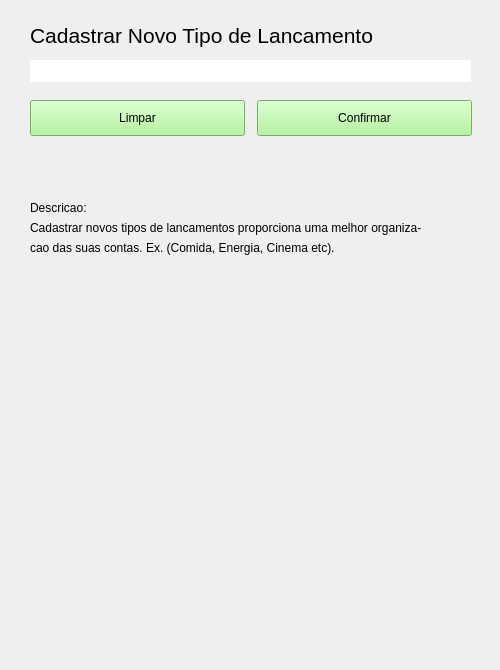
joaovicentesouto/INE5417, file VirtualWallet/src/vision/wnewreleasetype.ui: the form before one commit.
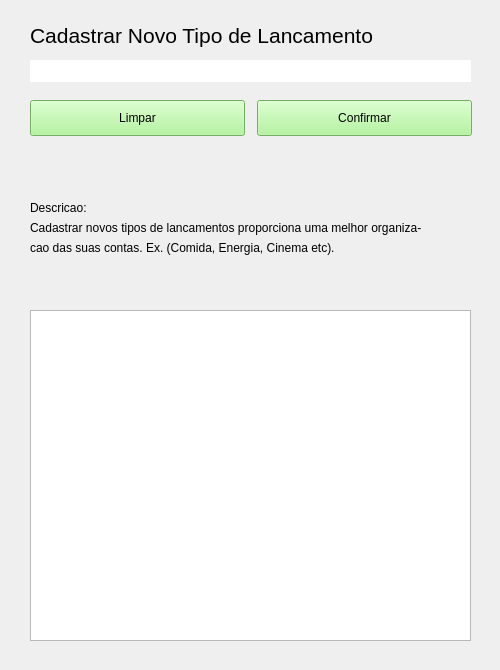
The form after the commit.

Commit message: Criação da tabela de consulta da tela de cadastro de tipos de lançamentos.

The edit to the form file:
```diff
--- a/VirtualWallet/src/vision/wnewreleasetype.ui
+++ b/VirtualWallet/src/vision/wnewreleasetype.ui
@@ -161,6 +161,34 @@
     <string/>
    </property>
   </widget>
+  <widget class="QTableWidget" name="TypeList">
+   <property name="geometry">
+    <rect>
+     <x>30</x>
+     <y>310</y>
+     <width>441</width>
+     <height>331</height>
+    </rect>
+   </property>
+   <property name="minimumSize">
+    <size>
+     <width>441</width>
+     <height>0</height>
+    </size>
+   </property>
+   <property name="sizeIncrement">
+    <size>
+     <width>441</width>
+     <height>0</height>
+    </size>
+   </property>
+   <property name="baseSize">
+    <size>
+     <width>441</width>
+     <height>0</height>
+    </size>
+   </property>
+  </widget>
  </widget>
  <resources/>
  <connections/>
```
The commit also changes 5 other files.
